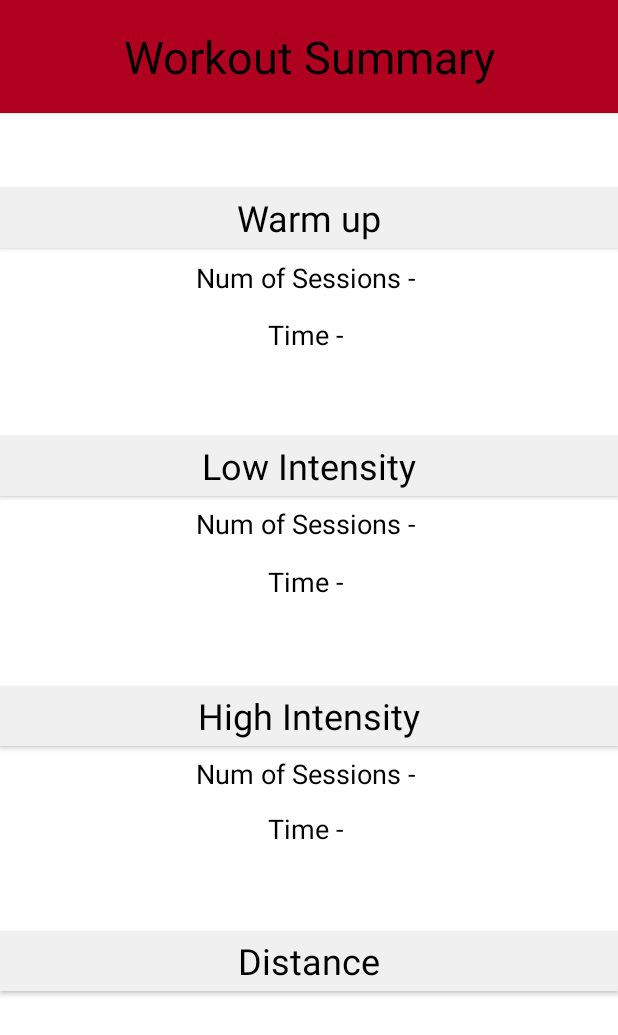
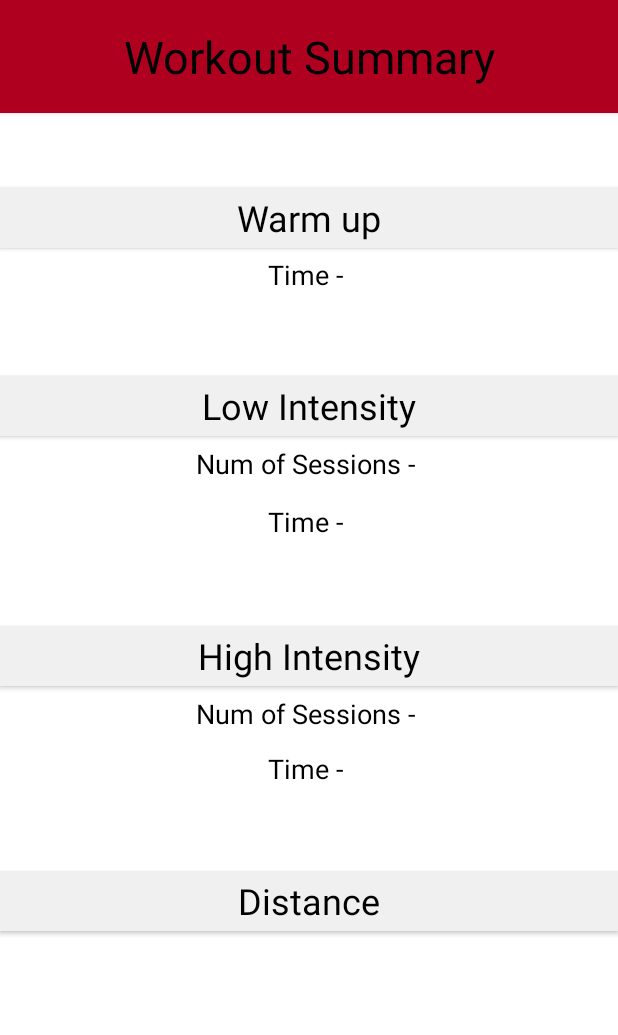
Before and after one commit to HrishikeshKasar/IntervalTimer, an Android app: the layout activity_interval_timer__summary_page.xml on its own in the app's theme, with its tools: preview values and no code run, on a phone screen of 412 x 824 dp. Shown: the top 1035 px of the screen. Run offline under Robolectric (Android 15) with nearby library versions, the phone set to English and light mode, and no system bars.

Commit message:
ui changes

```diff
--- a/app/src/main/java/com/example/intervaltimer2/IntervalTimer_SummaryPage.java
+++ b/app/src/main/java/com/example/intervaltimer2/IntervalTimer_SummaryPage.java
@@ -19,7 +19,6 @@ public class IntervalTimer_SummaryPage extends AppCompatActivity {
     private int seconds;
     private String distance;
 
-    private TextView txtView_warmup_sessions;
     private TextView txtView_lowIntensity_sessions;
     private TextView txtView_highIntensity_sessions;
     private TextView txtView_warmup_time;
@@ -47,7 +46,6 @@ public class IntervalTimer_SummaryPage extends AppCompatActivity {
         NUM_OF_SETS = NUM_OF_SETS / 2;
         distance = getIntent().getStringExtra("Distance");
 
-        txtView_warmup_sessions = findViewById(R.id.textView_warmup_sessions);
         txtView_lowIntensity_sessions = findViewById(R.id.textView_lowIntensity_sessions);
         txtView_highIntensity_sessions = findViewById(R.id.textView_highIntensity_sessions);
         txtView_warmup_time = findViewById(R.id.textView_warmup_time);
@@ -57,7 +55,6 @@ public class IntervalTimer_SummaryPage extends AppCompatActivity {
 
 
         display_string = "Sessions = " + 1;
-        txtView_warmup_sessions.setText(display_string);
 
         display_string = "Sessions = " + NUM_OF_SETS;
         txtView_lowIntensity_sessions.setText(display_string);
--- a/app/src/main/res/drawable/gradient_high_int.xml
+++ b/app/src/main/res/drawable/gradient_high_int.xml
@@ -2,7 +2,7 @@
 <shape android:shape="rectangle"
     xmlns:android="http://schemas.android.com/apk/res/android">
     <gradient
-        android:startColor="#333333"
-        android:endColor="#dd1818"
+        android:startColor="#FF1111"
+        android:endColor="#FF1111"
         android:angle="90"/>
 </shape>
--- a/app/src/main/res/drawable/gradient_low_int.xml
+++ b/app/src/main/res/drawable/gradient_low_int.xml
@@ -2,7 +2,7 @@
 <shape android:shape="rectangle"
     xmlns:android="http://schemas.android.com/apk/res/android">
     <gradient
-        android:startColor="#ffffff"
+        android:startColor="#fffc00"
         android:endColor="#fffc00"
         android:angle="90"/>
 </shape>
--- a/app/src/main/res/drawable/gradient_warmup.xml
+++ b/app/src/main/res/drawable/gradient_warmup.xml
@@ -2,8 +2,8 @@
 <shape android:shape="rectangle"
     xmlns:android="http://schemas.android.com/apk/res/android">
     <gradient
-        android:startColor="#EB4511"
-        android:endColor="#B02E0C"
+        android:startColor="#26A69A"
+        android:endColor="#26A69A"
         android:angle="90"
         />
 </shape>
--- a/app/src/main/res/layout/activity_interval_timer__summary_page.xml
+++ b/app/src/main/res/layout/activity_interval_timer__summary_page.xml
@@ -34,20 +34,10 @@
         android:elevation="2dp"/>
 
     <TextView
-        android:id="@+id/textView_warmup_sessions"
-        android:layout_width="match_parent"
-        android:layout_height="40dp"
-        android:layout_below="@id/textView_warmup_title"
-        android:gravity="center"
-        android:text="Num of Sessions - "
-        android:textColor="?attr/textcolor"
-        android:textSize="18sp" />
-
-    <TextView
         android:id="@+id/textView_warmup_time"
         android:layout_width="match_parent"
         android:layout_height="35dp"
-        android:layout_below="@id/textView_warmup_sessions"
+        android:layout_below="@id/textView_warmup_title"
         android:layout_marginBottom="50dp"
         android:gravity="center"
         android:text="Time - "
```
